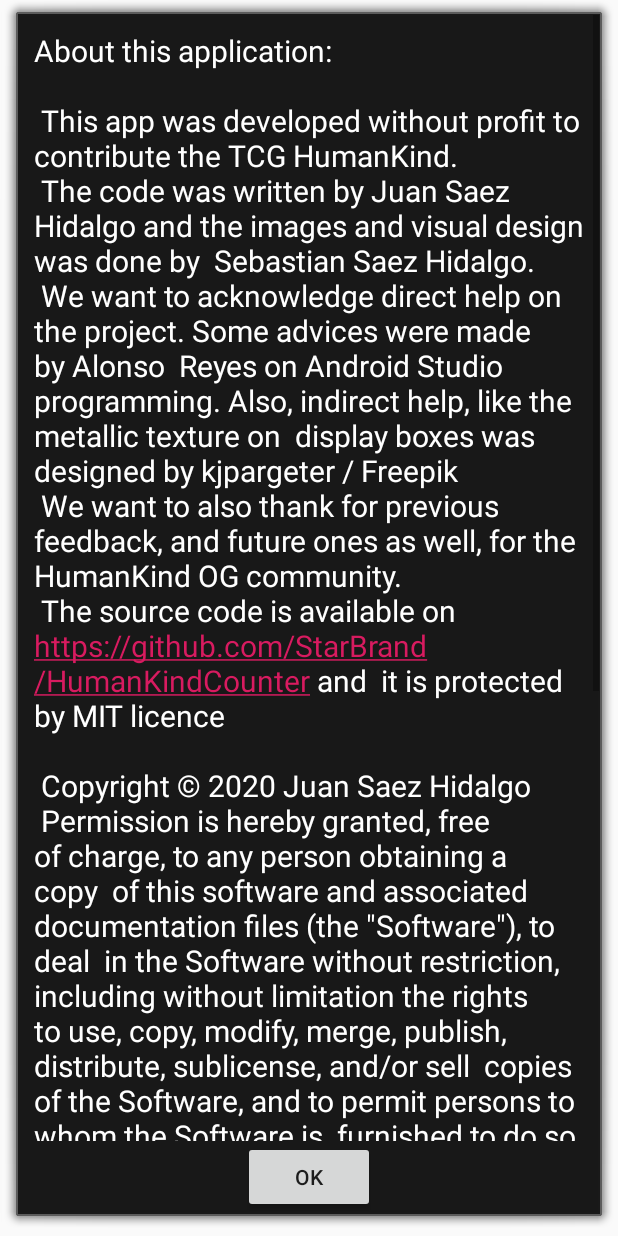
After one commit to StarBrand/HumanKindCounter, an Android app: the layout about_info.xml on its own in the app's theme, with its tools: preview values and no code run, on a phone screen of 412 x 824 dp. The commit adds this screen. Run offline under Robolectric (Android 15) with nearby library versions, the phone set to English and light mode, and no system bars.

Commit message:
Ready to go

```diff
--- /dev/null
+++ b/app/src/main/res/layout/about_info.xml
@@ -0,0 +1,33 @@
+<?xml version="1.0" encoding="utf-8"?>
+<LinearLayout xmlns:android="http://schemas.android.com/apk/res/android"
+    android:orientation="vertical"
+    android:layout_width="match_parent"
+    android:layout_height="match_parent"
+    android:weightSum="1"
+    android:background="@android:drawable/alert_dark_frame">
+
+    <ScrollView
+        android:layout_width="wrap_content"
+        android:layout_height="0dp"
+        android:layout_weight="1">
+
+        <TextView
+            android:layout_width="match_parent"
+            android:layout_height="wrap_content"
+            android:layout_margin="10dp"
+            android:text="@string/about_info"
+            android:textColor="@android:color/white"
+            android:textSize="20sp"
+            android:autoLink="web"/>
+
+    </ScrollView>
+
+    <Button
+        android:id="@+id/ok_button"
+        android:layout_width="wrap_content"
+        android:layout_height="wrap_content"
+        android:gravity="center"
+        android:layout_gravity="center"
+        android:text="@string/ok"/>
+
+</LinearLayout>
--- a/app/src/main/res/values/strings.xml
+++ b/app/src/main/res/values/strings.xml
@@ -72,31 +72,31 @@
     <string name="no_implemented">Not implemented. Next version</string>
     <string name="about_info">
         "About this application:\n\n"
-        "This app was developed without profit to contribute the TCG HumanKind"
-        "The code was written by Juan Saez Hidalgo and the images and visual design was done by
-        Sebastian Saez Hidalgo"
-        "We want to acknowledge direct help on the project. Some advices were made by Alonso
-        Reyes on Android Studio programming. Also, indirect help, like the metallic texture on
-        display boxes was designed by kjpargeter / Freepik"
-        "We want to also thank for previous feedback, and future ones as well, for the
-        HumanKind OG community"
-        "The source code is available on https://github.com/StarBrand/HumanKindCounter and
-        it is protected by MIT licence\n\n"
+        "This app was developed without profit to contribute the TCG HumanKind.\n"
+        "The code was written by Juan Saez Hidalgo and the images and visual design was done by "
+        "Sebastian Saez Hidalgo.\n"
+        "We want to acknowledge direct help on the project. Some advices were made by Alonso "
+        "Reyes on Android Studio programming. Also, indirect help, like the metallic texture on "
+        "display boxes was designed by kjpargeter / Freepik\n"
+        "We want to also thank for previous feedback, and future ones as well, for the "
+        "HumanKind OG community.\n"
+        "The source code is available on https://github.com/StarBrand/HumanKindCounter and "
+        "it is protected by MIT licence\n\n"
         "Copyright © 2020 Juan Saez Hidalgo\n"
-        "Permission is hereby granted, free of charge, to any person obtaining a copy
-        of this software and associated documentation files (the \"Software\"), to deal
-        in the Software without restriction, including without limitation the rights
-        to use, copy, modify, merge, publish, distribute, sublicense, and/or sell
-        copies of the Software, and to permit persons to whom the Software is
-        furnished to do so, subject to the following conditions:\n\n"
-        "The above copyright notice and this permission notice shall be included in all
-        copies or substantial portions of the Software.\n"
-        "THE SOFTWARE IS PROVIDED \"AS IS\", WITHOUT WARRANTY OF ANY KIND, EXPRESS OR
-        IMPLIED, INCLUDING BUT NOT LIMITED TO THE WARRANTIES OF MERCHANTABILITY,
-        FITNESS FOR A PARTICULAR PURPOSE AND NONINFRINGEMENT. IN NO EVENT SHALL THE
-        AUTHORS OR COPYRIGHT HOLDERS BE LIABLE FOR ANY CLAIM, DAMAGES OR OTHER
-        LIABILITY, WHETHER IN AN ACTION OF CONTRACT, TORT OR OTHERWISE, ARISING FROM,
-        OUT OF OR IN CONNECTION WITH THE SOFTWARE OR THE USE OR OTHER DEALINGS IN THE
-        SOFTWARE."
+        "Permission is hereby granted, free of charge, to any person obtaining a copy "
+        "of this software and associated documentation files (the \"Software\"), to deal "
+        "in the Software without restriction, including without limitation the rights "
+        "to use, copy, modify, merge, publish, distribute, sublicense, and/or sell "
+        "copies of the Software, and to permit persons to whom the Software is "
+        "furnished to do so, subject to the following conditions:\n\n"
+        "The above copyright notice and this permission notice shall be included in all "
+        "copies or substantial portions of the Software.\n"
+        "THE SOFTWARE IS PROVIDED \"AS IS\", WITHOUT WARRANTY OF ANY KIND, EXPRESS OR "
+        "IMPLIED, INCLUDING BUT NOT LIMITED TO THE WARRANTIES OF MERCHANTABILITY, "
+        "FITNESS FOR A PARTICULAR PURPOSE AND NONINFRINGEMENT. IN NO EVENT SHALL THE "
+        "AUTHORS OR COPYRIGHT HOLDERS BE LIABLE FOR ANY CLAIM, DAMAGES OR OTHER "
+        "LIABILITY, WHETHER IN AN ACTION OF CONTRACT, TORT OR OTHERWISE, ARISING FROM, "
+        "OUT OF OR IN CONNECTION WITH THE SOFTWARE OR THE USE OR OTHER DEALINGS IN THE "
+        "SOFTWARE."
     </string>
 </resources>
--- a/app/src/main/res/xml/settings.xml
+++ b/app/src/main/res/xml/settings.xml
@@ -47,9 +47,7 @@
 
         <Preference
             android:key="about"
-            android:title="@string/about">
-            <intent android:action=""/>
-        </Preference>
+            android:title="@string/about"/>
 
     </PreferenceCategory>
 
```
Also changed, not shown: app/src/main/java/cl/humankind/humankindcounter/MainActivity.java (+12 -9 lines), app/src/main/java/cl/humankind/humankindcounter/SettingsFragment.java (+35 -0 lines), 1 other file.
